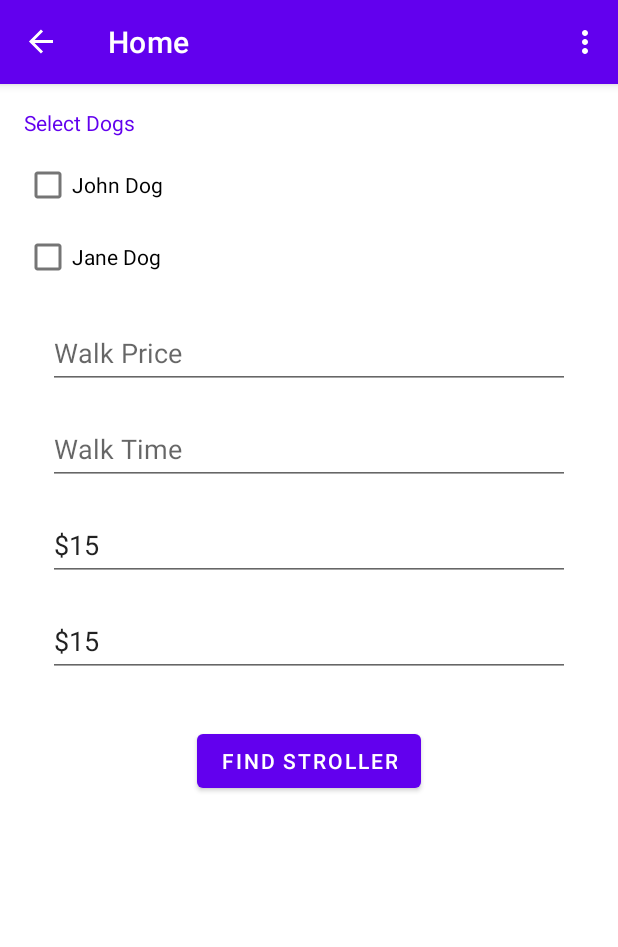
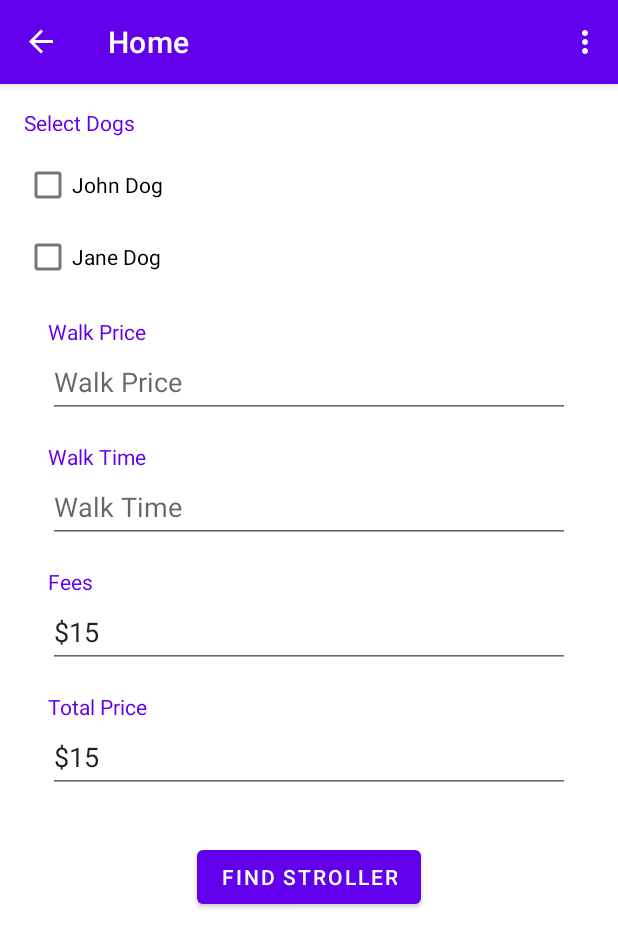
Before and after one commit to taniatopciov/Fluff-Stroller, an Android app: the screen it shows after launch (MainActivity), after a tap on "OWNER HOME", on a phone screen of 412 x 824 dp. Shown: the top 947 px of the screen. Run offline under Robolectric (Android 15) with nearby library versions, the phone set to English and light mode, and no system bars; our stand-ins replace navigation-ui.

Commit message:
Added EditText with Label

```diff
--- a/app/src/main/java/com/example/flusffstroller/pages/main/DogOwnerMainPageFragment.java
+++ b/app/src/main/java/com/example/flusffstroller/pages/main/DogOwnerMainPageFragment.java
@@ -4,13 +4,13 @@ import android.os.Bundle;
 import android.view.LayoutInflater;
 import android.view.View;
 import android.view.ViewGroup;
-import android.widget.EditText;
 
 import com.example.flusffstroller.R;
 import com.example.flusffstroller.databinding.DogOwnerMainPageFragmentBinding;
 import com.example.flusffstroller.di.Injectable;
 import com.example.flusffstroller.di.ServiceLocator;
 import com.example.flusffstroller.services.FeesService;
+import com.example.flusffstroller.utils.components.TextWithLabel;
 import com.example.flusffstroller.utils.formatting.CurrencyIntegerTextWatcher;
 import com.example.flusffstroller.utils.formatting.TimeIntegerTextWatcher;
 import com.google.android.material.snackbar.Snackbar;
@@ -46,17 +46,16 @@ public class DogOwnerMainPageFragment extends Fragment {
 
         final RecyclerView selectedDogsRecyclerView = binding.selectedDogsRecyclerView;
 
-        binding.walkPriceEditText.addTextChangedListener(new CurrencyIntegerTextWatcher(binding.walkPriceEditText, "$", text -> {
+        binding.walkPriceTextWithLabel.addTextChangedListener(new CurrencyIntegerTextWatcher(binding.walkPriceTextWithLabel.editText, "$", text -> {
             try {
                 viewModel.setWalkPrice(Integer.parseInt(text));
             } catch (Exception e) {
                 viewModel.setWalkPrice(0);
             }
         }));
-        binding.walkTimeEditText.addTextChangedListener(new TimeIntegerTextWatcher(binding.walkTimeEditText, "minutes"));
-
-        binding.feesEditText.addTextChangedListener(new CurrencyIntegerTextWatcher(binding.feesEditText, "$"));
-        binding.totalPriceEditText.addTextChangedListener(new CurrencyIntegerTextWatcher(binding.totalPriceEditText, "$"));
+        binding.walkTimeTextWithLabel.addTextChangedListener(new TimeIntegerTextWatcher(binding.walkTimeTextWithLabel.editText, "minutes"));
+        binding.feesTextWithLabel.addTextChangedListener(new CurrencyIntegerTextWatcher(binding.feesTextWithLabel.editText, "$"));
+        binding.totalPriceTextWithLabel.addTextChangedListener(new CurrencyIntegerTextWatcher(binding.totalPriceTextWithLabel.editText, "$"));
 
         DogNamesAdapter dogNamesAdapter = new DogNamesAdapter(new ArrayList<>());
         selectedDogsRecyclerView.setLayoutManager(new LinearLayoutManager(getContext()));
@@ -65,8 +64,7 @@ public class DogOwnerMainPageFragment extends Fragment {
         viewModel.getDogNames().observe(getViewLifecycleOwner(), dogNamesAdapter::setDogNames);
 
         viewModel.getFees().observe(getViewLifecycleOwner(), fees -> {
-            binding.feesEditText.setText(fees.toString());
-
+            binding.feesTextWithLabel.setText(fees.toString());
 
             MutableLiveData<Integer> walkPrice = viewModel.getWalkPrice();
             int totalPrice = fees;
@@ -75,7 +73,7 @@ public class DogOwnerMainPageFragment extends Fragment {
                 totalPrice += walkPrice.getValue();
             }
 
-            binding.totalPriceEditText.setText(totalPrice + "");
+            binding.totalPriceTextWithLabel.setText(totalPrice + "");
         });
 
         viewModel.getWalkPrice().observe(getViewLifecycleOwner(), walkPrice -> {
@@ -86,7 +84,7 @@ public class DogOwnerMainPageFragment extends Fragment {
                 totalPrice += fees.getValue();
             }
 
-            binding.totalPriceEditText.setText(totalPrice + "");
+            binding.totalPriceTextWithLabel.setText(totalPrice + "");
         });
 
         // todo get names from database
@@ -119,11 +117,11 @@ public class DogOwnerMainPageFragment extends Fragment {
     }
 
     private boolean validateInputs() {
-        return validateEditText(binding.walkPriceEditText) && validateEditText(binding.walkTimeEditText)
-                && validateEditText(binding.feesEditText) && validateEditText(binding.totalPriceEditText);
+        return validateEditText(binding.walkPriceTextWithLabel) && validateEditText(binding.walkTimeTextWithLabel)
+                && validateEditText(binding.feesTextWithLabel) && validateEditText(binding.totalPriceTextWithLabel);
     }
 
-    private boolean validateEditText(EditText editText) {
-        return !editText.getText().toString().isEmpty();
+    private boolean validateEditText(TextWithLabel textWithLabel) {
+        return !textWithLabel.editText.getText().toString().isEmpty();
     }
 }
--- /dev/null
+++ b/app/src/main/java/com/example/flusffstroller/utils/components/TextWithLabel.java
@@ -0,0 +1,52 @@
+package com.example.flusffstroller.utils.components;
+
+import android.content.Context;
+import android.content.res.TypedArray;
+import android.text.InputFilter;
+import android.text.TextWatcher;
+import android.util.AttributeSet;
+import android.view.View;
+import android.widget.EditText;
+import android.widget.LinearLayout;
+import android.widget.TextView;
+
+import com.example.flusffstroller.R;
+
+import androidx.annotation.Nullable;
+
+public class TextWithLabel extends LinearLayout {
+
+    public EditText editText;
+
+    public TextWithLabel(Context context, @Nullable AttributeSet attrs) {
+        super(context, attrs);
+
+        View inflate = inflate(context, R.layout.text_view_with_label, this);
+        TextView label = inflate.findViewById(R.id.labelTextView);
+        editText = inflate.findViewById(R.id.editText);
+
+        TypedArray typedArray = context.obtainStyledAttributes(attrs, R.styleable.TextWithLabel);
+
+        label.setText(typedArray.getString(R.styleable.TextWithLabel_label));
+        editText.setText(typedArray.getString(R.styleable.TextWithLabel_android_text));
+        editText.setHint(typedArray.getString(R.styleable.TextWithLabel_android_hint));
+        editText.setEms(typedArray.getInteger(R.styleable.TextWithLabel_android_ems, 0));
+        editText.setMinHeight((int) typedArray.getDimension(R.styleable.TextWithLabel_android_minHeight, 0.0f));
+        int maxLength = typedArray.getInteger(R.styleable.TextWithLabel_android_maxLength, Integer.MAX_VALUE);
+        editText.setFilters(new InputFilter[]{new InputFilter.LengthFilter(maxLength)});
+        editText.setInputType(typedArray.getInteger(R.styleable.TextWithLabel_android_inputType, 0));
+        editText.setClickable(typedArray.getBoolean(R.styleable.TextWithLabel_android_clickable, true));
+        editText.setFocusable(typedArray.getBoolean(R.styleable.TextWithLabel_android_focusable, true));
+        editText.setCursorVisible(typedArray.getBoolean(R.styleable.TextWithLabel_android_cursorVisible, true));
+
+        typedArray.recycle();
+    }
+
+    public void addTextChangedListener(TextWatcher watcher) {
+        editText.addTextChangedListener(watcher);
+    }
+
+    public void setText(String string) {
+        editText.setText(string);
+    }
+}
--- a/app/src/main/res/layout/dog_owner_main_page_fragment.xml
+++ b/app/src/main/res/layout/dog_owner_main_page_fragment.xml
@@ -41,8 +41,8 @@
         app:layout_constraintStart_toStartOf="parent"
         app:layout_constraintTop_toBottomOf="@+id/selectedDogsRecyclerView">
 
-        <EditText
-            android:id="@+id/walkPriceEditText"
+        <com.example.flusffstroller.utils.components.TextWithLabel
+            android:id="@+id/walkPriceTextWithLabel"
             android:layout_width="match_parent"
             android:layout_height="wrap_content"
             android:layout_weight="1"
@@ -51,14 +51,15 @@
             android:importantForAutofill="no"
             android:inputType="number"
             android:maxLength="5"
-            android:minHeight="48dp" />
+            android:minHeight="48dp"
+            app:label="@string/walk_price" />
 
         <Space
             android:layout_width="match_parent"
             android:layout_height="@dimen/vertical_linear_layout_spacing" />
 
-        <EditText
-            android:id="@+id/walkTimeEditText"
+        <com.example.flusffstroller.utils.components.TextWithLabel
+            android:id="@+id/walkTimeTextWithLabel"
             android:layout_width="match_parent"
             android:layout_height="wrap_content"
             android:layout_weight="1"
@@ -67,14 +68,15 @@
             android:importantForAutofill="no"
             android:inputType="number"
             android:maxLength="12"
-            android:minHeight="48dp" />
+            android:minHeight="48dp"
+            app:label="@string/walk_time" />
 
         <Space
             android:layout_width="match_parent"
             android:layout_height="@dimen/vertical_linear_layout_spacing" />
 
-        <EditText
-            android:id="@+id/feesEditText"
+        <com.example.flusffstroller.utils.components.TextWithLabel
+            android:id="@+id/feesTextWithLabel"
             android:layout_width="match_parent"
             android:layout_height="wrap_content"
             android:layout_weight="1"
@@ -85,14 +87,15 @@
             android:hint="@string/fees"
             android:importantForAutofill="no"
             android:inputType="numberDecimal"
-            android:minHeight="48dp" />
+            android:minHeight="48dp"
+            app:label="@string/fees" />
 
         <Space
             android:layout_width="match_parent"
             android:layout_height="@dimen/vertical_linear_layout_spacing" />
 
-        <EditText
-            android:id="@+id/totalPriceEditText"
+        <com.example.flusffstroller.utils.components.TextWithLabel
+            android:id="@+id/totalPriceTextWithLabel"
             android:layout_width="match_parent"
             android:layout_height="wrap_content"
             android:layout_weight="1"
@@ -103,7 +106,8 @@
             android:hint="@string/total_price"
             android:importantForAutofill="no"
             android:inputType="numberDecimal"
-            android:minHeight="48dp" />
+            android:minHeight="48dp"
+            app:label="@string/total_price" />
 
     </LinearLayout>
 
--- /dev/null
+++ b/app/src/main/res/layout/text_view_with_label.xml
@@ -0,0 +1,25 @@
+<?xml version="1.0" encoding="utf-8"?>
+<androidx.appcompat.widget.LinearLayoutCompat xmlns:android="http://schemas.android.com/apk/res/android"
+    android:layout_width="match_parent"
+    android:layout_height="wrap_content"
+    android:orientation="vertical">
+
+    <TextView
+        android:id="@+id/labelTextView"
+        android:layout_width="wrap_content"
+        android:layout_height="wrap_content"
+        android:text="@string/label"
+        android:textColor="@color/primary" />
+
+    <EditText
+        android:id="@+id/editText"
+        android:layout_width="match_parent"
+        android:layout_height="wrap_content"
+        android:layout_weight="1"
+        android:hint="@string/hint"
+        android:importantForAutofill="no"
+        android:inputType="text"
+        android:minHeight="48dp"
+        android:singleLine="true"
+        android:text="" />
+</androidx.appcompat.widget.LinearLayoutCompat>
--- /dev/null
+++ b/app/src/main/res/values/attrs.xml
@@ -0,0 +1,15 @@
+<?xml version="1.0" encoding="utf-8"?>
+<resources>
+    <declare-styleable name="TextWithLabel">
+        <attr name="label" format="string" />
+        <attr name="android:text" />
+        <attr name="android:hint" />
+        <attr name="android:ems" />
+        <attr name="android:inputType" />
+        <attr name="android:maxLength" />
+        <attr name="android:minHeight" />
+        <attr name="android:clickable" />
+        <attr name="android:focusable" />
+        <attr name="android:cursorVisible" />
+    </declare-styleable>
+</resources>
--- a/app/src/main/res/values/strings.xml
+++ b/app/src/main/res/values/strings.xml
@@ -19,4 +19,6 @@
     <string name="dog_name">Dog Name</string>
     <string name="please_add_dogs_in_your_profile">Please add dogs in your profile!</string>
     <string name="empty_required_fields">Some required fields are empty!</string>
+    <string name="label">Label</string>
+    <string name="hint">Hint</string>
 </resources>
```
